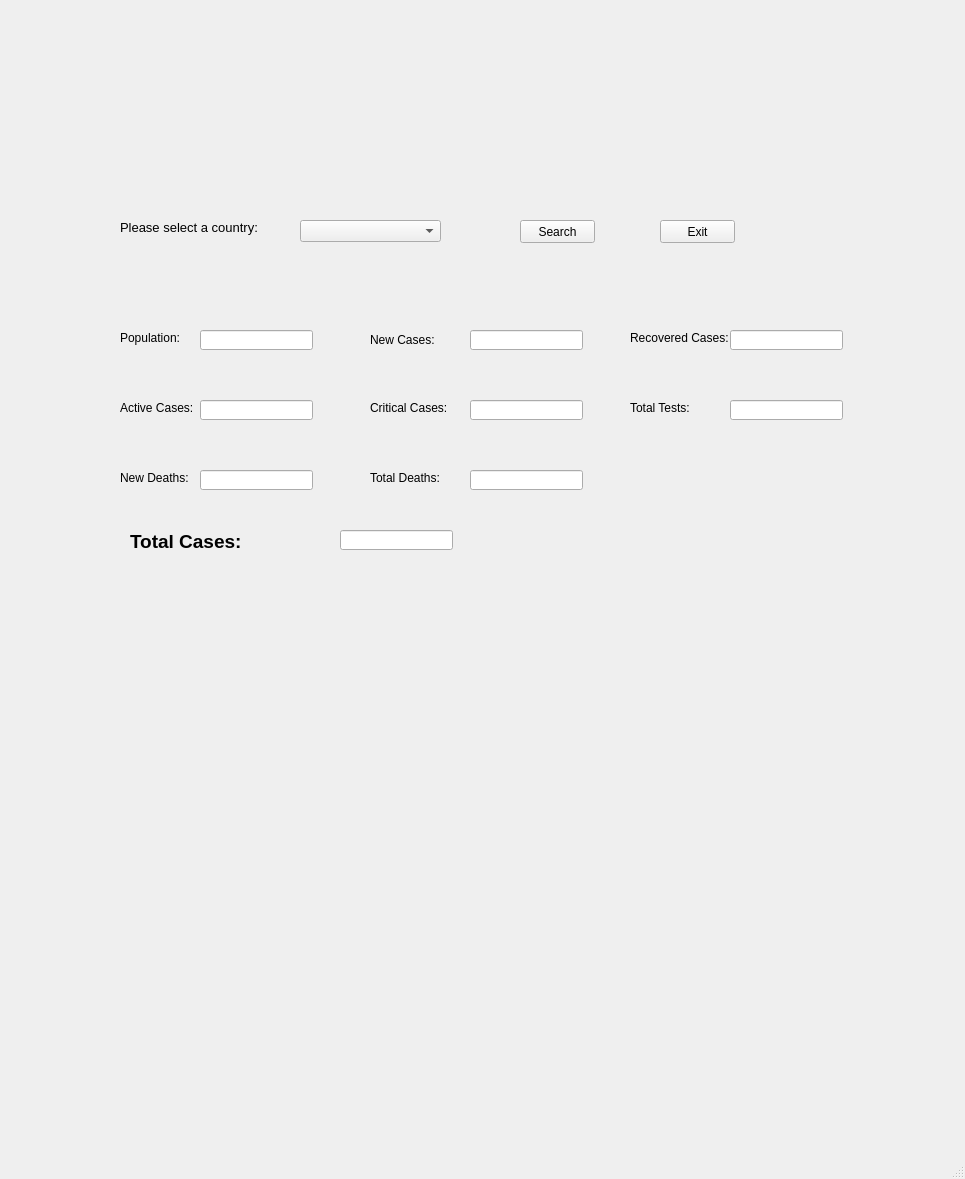
Qt form mainwindow.ui (dmqnr/2020-Hackathon---COVID-19-Desktop-Application) before a commit.
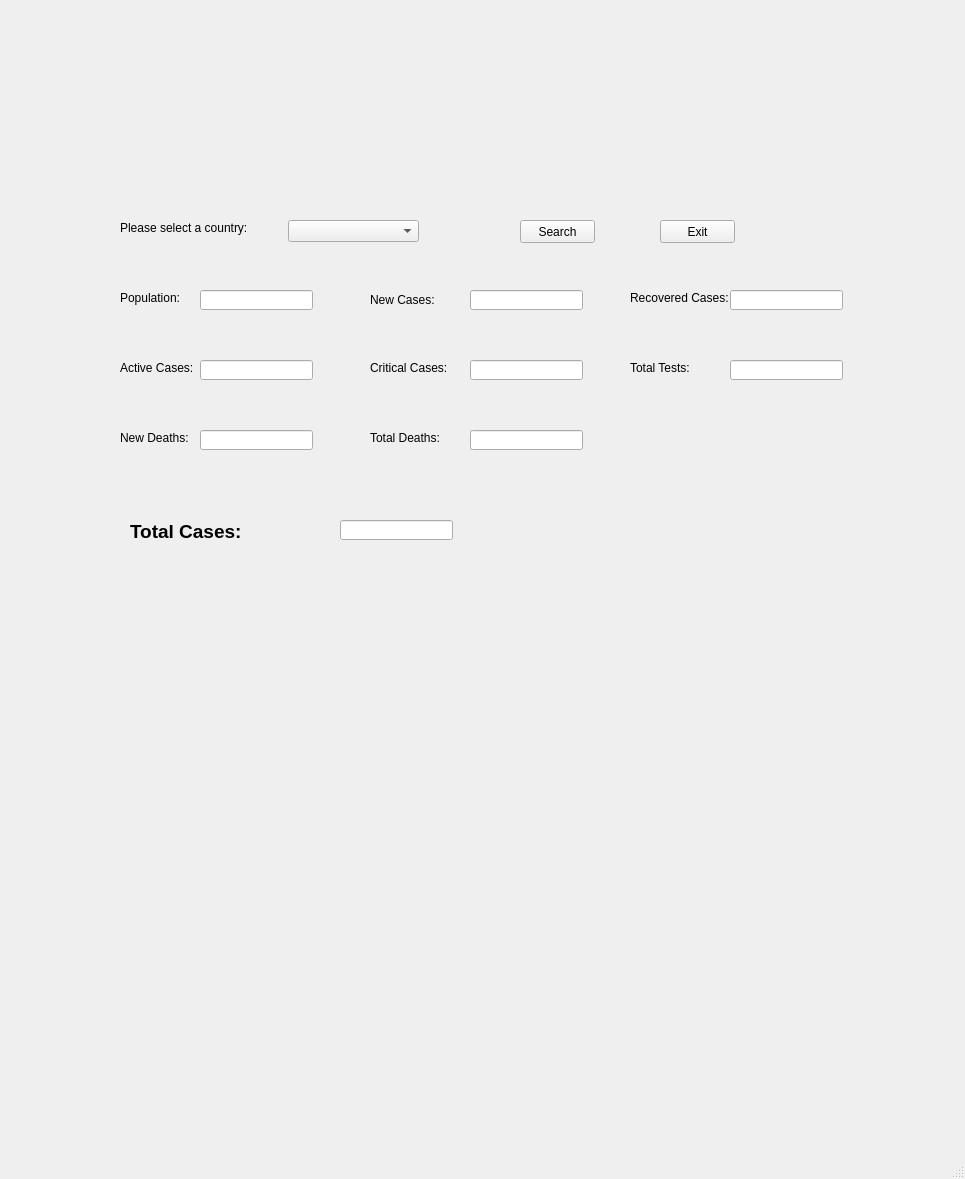
The same form after that commit. Icons and pictures are not drawn.

```diff
--- a/mainwindow.ui
+++ b/mainwindow.ui
@@ -17,9 +17,9 @@
    <widget class="QComboBox" name="countryList">
     <property name="geometry">
      <rect>
-      <x>300</x>
+      <x>288</x>
       <y>220</y>
-      <width>141</width>
+      <width>131</width>
       <height>22</height>
      </rect>
     </property>
@@ -34,14 +34,14 @@
      </rect>
     </property>
     <property name="text">
-     <string>&lt;html&gt;&lt;head/&gt;&lt;body&gt;&lt;p&gt;&lt;span style=&quot; font-size:10pt;&quot;&gt;Please select a country:&lt;/span&gt;&lt;/p&gt;&lt;/body&gt;&lt;/html&gt;</string>
+     <string>Please select a country:</string>
     </property>
    </widget>
    <widget class="QLabel" name="label_2">
     <property name="geometry">
      <rect>
       <x>120</x>
-      <y>330</y>
+      <y>290</y>
       <width>81</width>
       <height>16</height>
      </rect>
@@ -54,7 +54,7 @@
     <property name="geometry">
      <rect>
       <x>370</x>
-      <y>330</y>
+      <y>290</y>
       <width>71</width>
       <height>20</height>
      </rect>
@@ -80,7 +80,7 @@
     <property name="geometry">
      <rect>
       <x>200</x>
-      <y>330</y>
+      <y>290</y>
       <width>113</width>
       <height>20</height>
      </rect>
@@ -90,7 +90,7 @@
     <property name="geometry">
      <rect>
       <x>470</x>
-      <y>330</y>
+      <y>290</y>
       <width>113</width>
       <height>20</height>
      </rect>
@@ -100,7 +100,7 @@
     <property name="geometry">
      <rect>
       <x>120</x>
-      <y>400</y>
+      <y>360</y>
       <width>81</width>
       <height>16</height>
      </rect>
@@ -113,7 +113,7 @@
     <property name="geometry">
      <rect>
       <x>370</x>
-      <y>400</y>
+      <y>360</y>
       <width>91</width>
       <height>16</height>
      </rect>
@@ -126,7 +126,7 @@
     <property name="geometry">
      <rect>
       <x>200</x>
-      <y>400</y>
+      <y>360</y>
       <width>113</width>
       <height>20</height>
      </rect>
@@ -136,7 +136,7 @@
     <property name="geometry">
      <rect>
       <x>470</x>
-      <y>400</y>
+      <y>360</y>
       <width>113</width>
       <height>20</height>
      </rect>
@@ -146,7 +146,7 @@
     <property name="geometry">
      <rect>
       <x>120</x>
-      <y>470</y>
+      <y>430</y>
       <width>71</width>
       <height>16</height>
      </rect>
@@ -159,7 +159,7 @@
     <property name="geometry">
      <rect>
       <x>130</x>
-      <y>530</y>
+      <y>520</y>
       <width>151</width>
       <height>21</height>
      </rect>
@@ -172,7 +172,7 @@
     <property name="geometry">
      <rect>
       <x>200</x>
-      <y>470</y>
+      <y>430</y>
       <width>113</width>
       <height>20</height>
      </rect>
@@ -182,7 +182,7 @@
     <property name="geometry">
      <rect>
       <x>340</x>
-      <y>530</y>
+      <y>520</y>
       <width>113</width>
       <height>20</height>
      </rect>
@@ -192,7 +192,7 @@
     <property name="geometry">
      <rect>
       <x>630</x>
-      <y>330</y>
+      <y>290</y>
       <width>111</width>
       <height>16</height>
      </rect>
@@ -205,7 +205,7 @@
     <property name="geometry">
      <rect>
       <x>730</x>
-      <y>330</y>
+      <y>290</y>
       <width>113</width>
       <height>20</height>
      </rect>
@@ -227,9 +227,9 @@
    <widget class="QLabel" name="warning_label">
     <property name="geometry">
      <rect>
-      <x>130</x>
+      <x>190</x>
       <y>590</y>
-      <width>691</width>
+      <width>571</width>
       <height>41</height>
      </rect>
     </property>
@@ -262,7 +262,7 @@
     <property name="geometry">
      <rect>
       <x>370</x>
-      <y>470</y>
+      <y>430</y>
       <width>91</width>
       <height>16</height>
      </rect>
@@ -275,7 +275,7 @@
     <property name="geometry">
      <rect>
       <x>470</x>
-      <y>470</y>
+      <y>430</y>
       <width>113</width>
       <height>20</height>
      </rect>
@@ -285,7 +285,7 @@
     <property name="geometry">
      <rect>
       <x>630</x>
-      <y>400</y>
+      <y>360</y>
       <width>91</width>
       <height>16</height>
      </rect>
@@ -298,7 +298,7 @@
     <property name="geometry">
      <rect>
       <x>730</x>
-      <y>400</y>
+      <y>360</y>
       <width>113</width>
       <height>20</height>
      </rect>
@@ -323,19 +323,6 @@
      <bool>true</bool>
     </property>
    </widget>
-   <widget class="QLabel" name="dateLabel">
-    <property name="geometry">
-     <rect>
-      <x>120</x>
-      <y>280</y>
-      <width>531</width>
-      <height>16</height>
-     </rect>
-    </property>
-    <property name="text">
-     <string>&lt;html&gt;&lt;head/&gt;&lt;body&gt;&lt;p&gt;&lt;span style=&quot; font-size:10pt; font-weight:600;&quot;/&gt;&lt;/p&gt;&lt;/body&gt;&lt;/html&gt;</string>
-    </property>
-   </widget>
   </widget>
   <widget class="QMenuBar" name="menubar">
    <property name="geometry">
```
